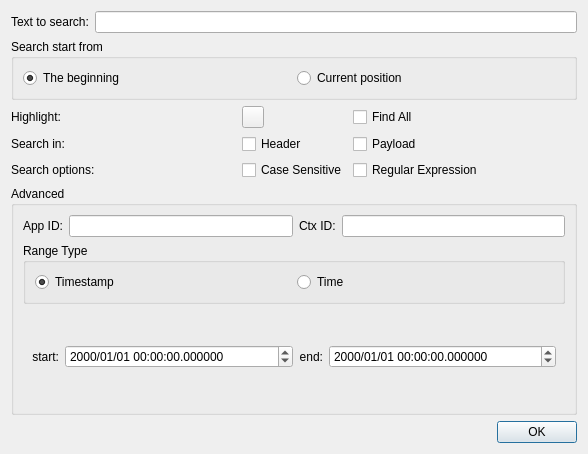
First picture: the form in src/searchdialog.ui, repository COVESA/dlt-viewer, before the edit.
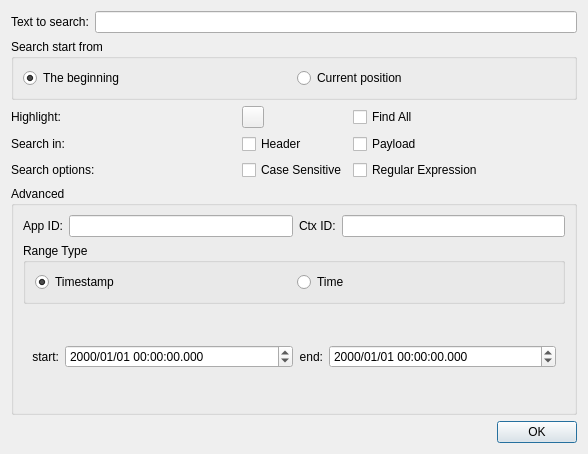
Second picture: the form after the edit. The open tabs and pages were chosen to show the change.

```diff
--- a/src/searchdialog.ui
+++ b/src/searchdialog.ui
@@ -253,7 +253,7 @@
              </sizepolicy>
             </property>
             <property name="displayFormat">
-             <string>yyyy/MM/dd HH:mm:ss.zzzzzz</string>
+             <string>yyyy/MM/dd HH:mm:ss.zzz</string>
             </property>
            </widget>
           </item>
@@ -282,7 +282,7 @@
              </sizepolicy>
             </property>
             <property name="displayFormat">
-             <string>yyyy/MM/dd HH:mm:ss.zzzzzz</string>
+             <string>yyyy/MM/dd HH:mm:ss.zzz</string>
             </property>
            </widget>
           </item>
```
